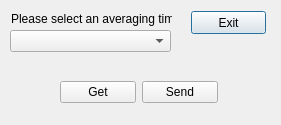
Qt form avgtimeselection.ui (NulliSecundus/VASIC_Data_Acquisition) before a commit.
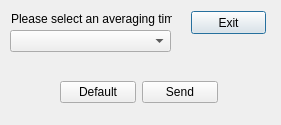
The same form after that commit.

Commit message: added AvgTime default button functionality, changed mainWindow buttons slightly

```diff
--- a/avgtimeselection.ui
+++ b/avgtimeselection.ui
@@ -49,7 +49,7 @@
     <string>Exit</string>
    </property>
   </widget>
-  <widget class="QWidget" name="">
+  <widget class="QWidget" name="layoutWidget">
    <property name="geometry">
     <rect>
      <x>60</x>
@@ -62,7 +62,7 @@
     <item>
      <widget class="QPushButton" name="pushButton">
       <property name="text">
-       <string>Get</string>
+       <string>Default</string>
       </property>
      </widget>
     </item>
```
Left out of the diff: 2 changed lines with no effect on the pictures. The commit also changes 3 other files.
